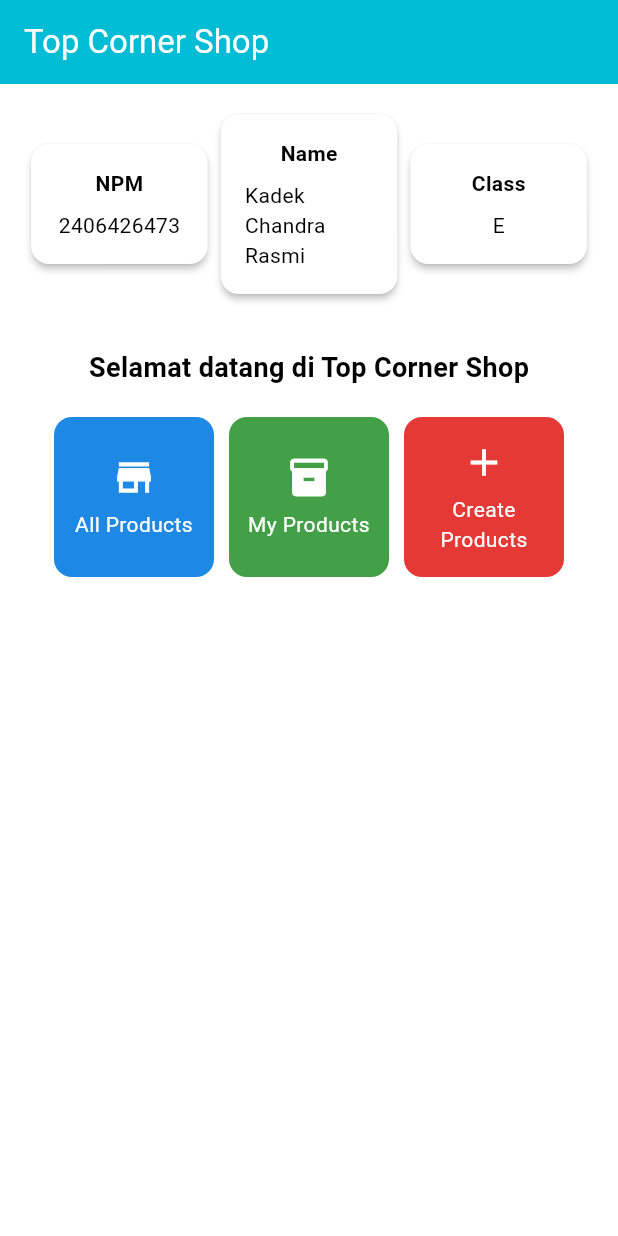
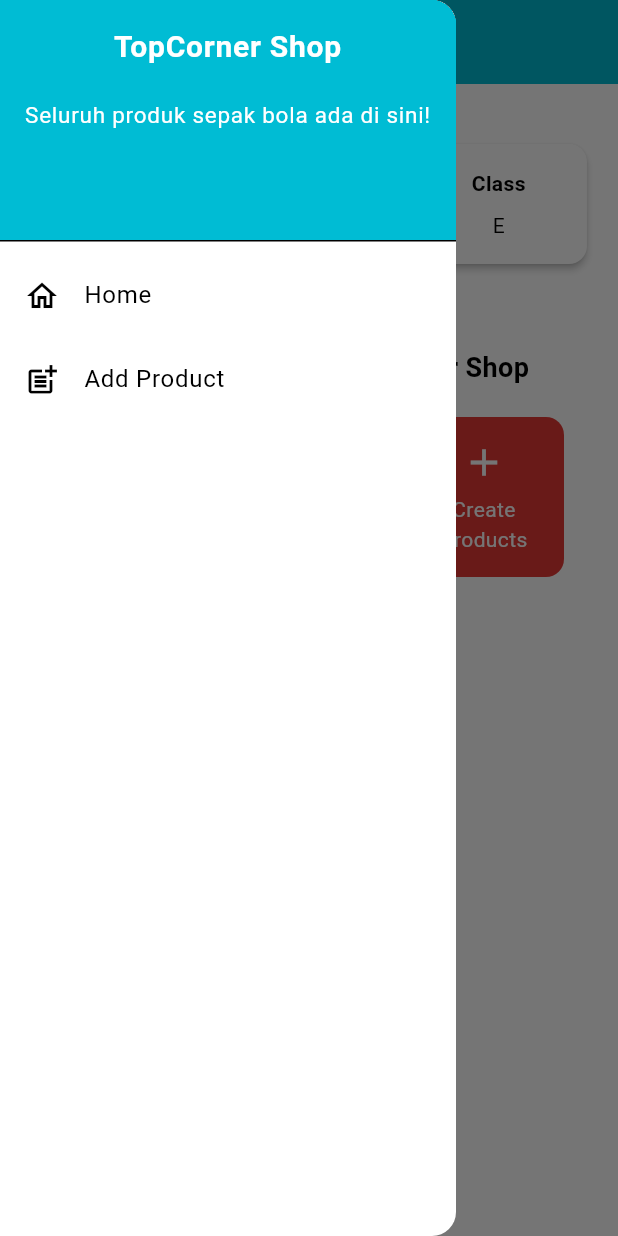
Before and after one commit to kyraa16/topcorner-shop-mobile, a Flutter app: the screen it shows after launch, with the side drawer open (before the commit the screen has no drawer), on a phone screen of 412 x 824 dp. Run offline on Flutter 3.47's test engine with Material 3 defaults, Android fonts, the phone set to English and light mode, and no system bars.

Commit message:
Tugas 8 : implement drawer and form

```diff
--- a/lib/main.dart
+++ b/lib/main.dart
@@ -1,5 +1,5 @@
 import 'package:flutter/material.dart';
-import 'package:topcorner_shop/menu.dart';
+import 'package:topcorner_shop/screens/menu.dart';
 
 void main() {
   runApp(const MyApp());
@@ -14,24 +14,9 @@
     return MaterialApp(
       title: 'Flutter Demo',
       theme: ThemeData(
-        // This is the theme of your application.
-        //
-        // TRY THIS: Try running your application with "flutter run". You'll see
-        // the application has a purple toolbar. Then, without quitting the app,
-        // try changing the seedColor in the colorScheme below to Colors.green
-        // and then invoke "hot reload" (save your changes or press the "hot
-        // reload" button in a Flutter-supported IDE, or press "r" if you used
-        // the command line to start the app).
-        //
-        // Notice that the counter didn't reset back to zero; the application
-        // state is not lost during the reload. To reset the state, use hot
-        // restart instead.
-        //
-        // This works for code too, not just values: Most code changes can be
-        // tested with just a hot reload.
         colorScheme: ColorScheme.fromSwatch(
           primarySwatch: Colors.cyan,
-        ).copyWith(secondary: Colors.cyanAccent[900]),
+        ).copyWith(secondary: Colors.cyanAccent[700]),
       ),
       home: MyHomePage(),
     );
--- a/lib/menu.dart
+++ b/lib/screens/menu.dart
@@ -1,4 +1,7 @@
 import 'package:flutter/material.dart';
+import 'package:topcorner_shop/screens/productlist_form.dart';
+import 'package:topcorner_shop/widgets/left_drawer.dart';
+import 'package:topcorner_shop/widgets/product_card.dart';
 
 class MyHomePage extends StatelessWidget {
   MyHomePage({super.key});
@@ -27,6 +30,8 @@
         // Warna latar belakang AppBar diambil dari skema warna tema aplikasi.
         backgroundColor: Theme.of(context).colorScheme.primary,
       ),
+      // Tambahkan drawer
+      drawer: LeftDrawer(),
       // Body halaman dengan padding di sekelilingnya.
       body: Padding(
         padding: const EdgeInsets.all(16.0),
@@ -76,7 +81,19 @@
 
                     // Menampilkan ItemCard untuk setiap item dalam list items.
                     children: items.map((ItemHomepage item) {
-                      return ItemCard(item);
+                      return ItemCard(
+                        item,
+                        onTap: () {
+                          if (item.name == "Create Products") {
+                            Navigator.push(
+                              context,
+                              MaterialPageRoute(
+                                builder: (_) => const ProductFormPage(),
+                              ),
+                            );
+                          }
+                        },
+                      );
                     }).toList(),
                   ),
                 ],
@@ -125,55 +142,7 @@
   final String name;
   final IconData icon;
   final Color color;
+  final VoidCallback? onTap;
 
-  ItemHomepage(this.name, this.icon, this.color);
+  ItemHomepage(this.name, this.icon, this.color, {this.onTap});
 }
-
-class ItemCard extends StatelessWidget {
-  // Menampilkan kartu dengan ikon dan nama.
-
-  final ItemHomepage item;
-
-  const ItemCard(this.item, {super.key});
-
-  @override
-  Widget build(BuildContext context) {
-    return Material(
-      // Menentukan warna latar belakang dari tema aplikasi.
-      color: item.color,
-      // Membuat sudut kartu melengkung.
-      borderRadius: BorderRadius.circular(12),
-
-      child: InkWell(
-        // Aksi ketika kartu ditekan.
-        onTap: () {
-          // Menampilkan pesan SnackBar saat kartu ditekan.
-          ScaffoldMessenger.of(context)
-            ..hideCurrentSnackBar()
-            ..showSnackBar(
-              SnackBar(content: Text("Kamu telah menekan tombol ${item.name}")),
-            );
-        },
-        // Container untuk menyimpan Icon dan Text
-        child: Container(
-          padding: const EdgeInsets.all(8),
-          child: Center(
-            child: Column(
-              // Menyusun ikon dan teks di tengah kartu.
-              mainAxisAlignment: MainAxisAlignment.center,
-              children: [
-                Icon(item.icon, color: Colors.white, size: 30.0),
-                const Padding(padding: EdgeInsets.all(3)),
-                Text(
-                  item.name,
-                  textAlign: TextAlign.center,
-                  style: const TextStyle(color: Colors.white),
-                ),
-              ],
-            ),
-          ),
-        ),
-      ),
-    );
-  }
-}
--- /dev/null
+++ b/lib/widgets/left_drawer.dart
@@ -0,0 +1,77 @@
+import 'package:flutter/material.dart';
+import 'package:topcorner_shop/screens/menu.dart';
+import 'package:topcorner_shop/screens/productlist_form.dart';
+
+class LeftDrawer extends StatelessWidget {
+  const LeftDrawer({super.key});
+
+  @override
+  Widget build(BuildContext context) {
+    return Drawer(
+      child: ListView(
+        children: [
+          const DrawerHeader(
+            // -TODO: Bagian drawer header
+            decoration: BoxDecoration(color: Colors.cyan),
+            child: Column(
+              children: [
+                Text(
+                  'TopCorner Shop',
+                  textAlign: TextAlign.center,
+                  style: TextStyle(
+                    fontSize: 20,
+                    fontWeight: FontWeight.bold,
+                    color: Colors.white,
+                  ),
+                ),
+                Padding(padding: EdgeInsets.all(10)),
+                Text(
+                  "Seluruh produk sepak bola ada di sini!",
+                  // -TODO: Tambahkan gaya teks dengan center alignment, font ukuran 15, warna putih, dan weight biasa
+                  textAlign: TextAlign.center,
+                  style: TextStyle(
+                    fontSize: 15,
+                    color: Colors.white,
+                    fontWeight: FontWeight.normal,
+                  ),
+                ),
+              ],
+            ),
+          ),
+          // -TODO: Bagian routing
+          ListTile(
+            leading: const Icon(Icons.home_outlined),
+            title: const Text('Home'),
+            // Bagian redirection ke MyHomePage
+            onTap: () {
+              // Navigator.of(context).pop();
+              Navigator.pushReplacement(
+                context,
+                MaterialPageRoute(builder: (context) => MyHomePage()),
+              );
+            },
+          ),
+          ListTile(
+            leading: const Icon(Icons.post_add),
+            title: const Text('Add Product'),
+            // Bagian redirection ke ProductFormPage
+            onTap: () {
+              // Routing ke ProductFormPage
+              Navigator.push(
+                context,
+                MaterialPageRoute(builder: (context) => ProductFormPage()),
+              );
+            },
+          ),
+
+          //ListTile untuk ke halaman melihat produk
+          // ListTile(
+          //   leading: const Icon(Icons.view_list),
+          //   title: const Text('See All Products'),
+          //   onTap: () {},
+          // ),
+        ],
+      ),
+    );
+  }
+}
--- /dev/null
+++ b/lib/widgets/product_card.dart
@@ -0,0 +1,57 @@
+import 'package:flutter/material.dart';
+import 'package:topcorner_shop/screens/menu.dart';
+import 'package:topcorner_shop/screens/productlist_form.dart';
+
+class ItemCard extends StatelessWidget {
+  // Menampilkan kartu dengan ikon dan nama.
+
+  final ItemHomepage item;
+  final VoidCallback? onTap;
+
+  const ItemCard(this.item, {this.onTap, super.key});
+
+  @override
+  Widget build(BuildContext context) {
+    return Material(
+      // Menentukan warna latar belakang dari tema aplikasi.
+      color: item.color,
+      // Membuat sudut kartu melengkung.
+      borderRadius: BorderRadius.circular(12),
+
+      child: InkWell(
+        // Aksi ketika kartu ditekan.
+        onTap:
+            onTap ??
+            () {
+              // Menampilkan pesan SnackBar saat kartu ditekan.
+              ScaffoldMessenger.of(context)
+                ..hideCurrentSnackBar()
+                ..showSnackBar(
+                  SnackBar(
+                    content: Text("Kamu telah menekan tombol ${item.name}!"),
+                  ),
+                );
+            },
+        // Container untuk menyimpan Icon dan Text
+        child: Container(
+          padding: const EdgeInsets.all(8),
+          child: Center(
+            child: Column(
+              // Menyusun ikon dan teks di tengah kartu.
+              mainAxisAlignment: MainAxisAlignment.center,
+              children: [
+                Icon(item.icon, color: Colors.white, size: 30.0),
+                const Padding(padding: EdgeInsets.all(3)),
+                Text(
+                  item.name,
+                  textAlign: TextAlign.center,
+                  style: const TextStyle(color: Colors.white),
+                ),
+              ],
+            ),
+          ),
+        ),
+      ),
+    );
+  }
+}
```
Also changed, not shown: lib/screens/productlist_form.dart (added, +349 -0 lines), 1 other file.
